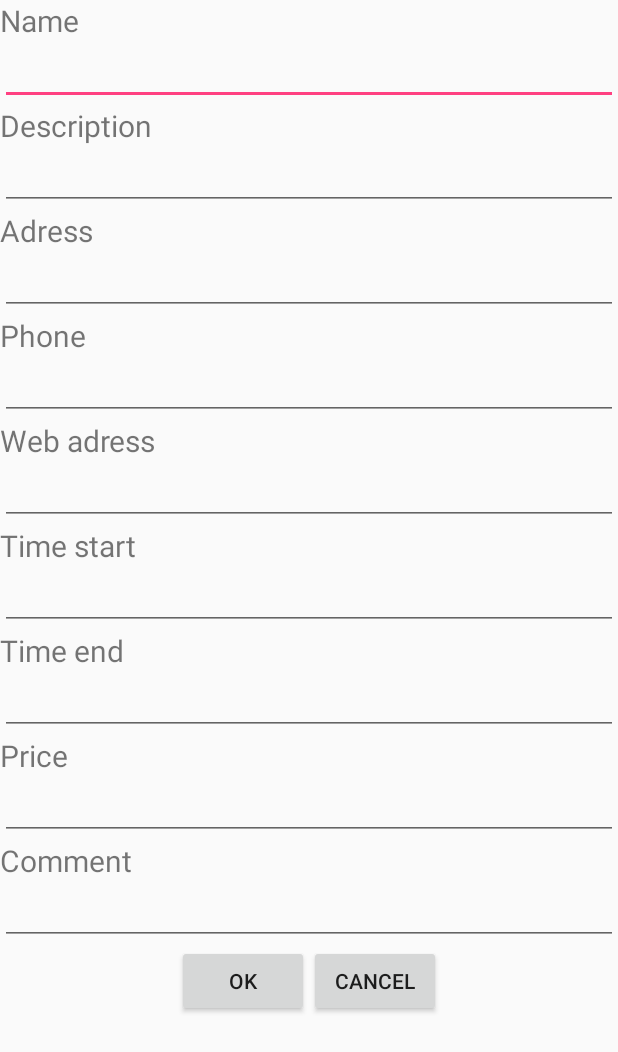
After one commit to DanijelaKaraklic/TuristickiVodic, an Android app: the layout dialog_layout.xml on its own in the app's theme, with its tools: preview values and no code run, on a phone screen of 412 x 824 dp. The commit adds this screen. Shown: the top 1052 px of the screen. Run offline under Robolectric (Android 15) with nearby library versions, the phone set to English and light mode, and no system bars.

Commit message:
Dodato dugme za dodavanje atrakcija u Home activiti Toolbaru

```diff
--- a/app/src/main/java/rs/aleph/android/example21/activities/Home.java
+++ b/app/src/main/java/rs/aleph/android/example21/activities/Home.java
@@ -195,41 +195,48 @@ public class Home extends AppCompatActivity
         int id = item.getItemId();
 
         //noinspection SimplifiableIfStatement
-   /*     if (id == R.id.action_settings) {
-            Intent intent = new Intent(Home.this,SettingsActivity.class);
-            startActivity(intent);
-        }else if (id == R.id.action_add){
+        if (id == R.id.action_add){
             final Dialog dialog = new Dialog(Home.this);
 
             dialog.setContentView(R.layout.dialog_layout);
 
-            dialog.setTitle("Insert an actor");
+            dialog.setTitle("Insert an attraction");
 
             Button ok = (Button) dialog.findViewById(R.id.ok);
             ok.setOnClickListener(new View.OnClickListener(){
                 @Override
                 public void onClick(View v) {
 
+
                     final EditText editName = (EditText) dialog.findViewById(R.id.re_name);
                     final EditText editDescription = (EditText) dialog.findViewById(R.id.re_description);
-                    final EditText editImage = (EditText) dialog.findViewById(R.id.re_image);
+                    //final EditText editImage = (EditText) dialog.findViewById(R.id.re_image);
                     final EditText editAdress = (EditText) dialog.findViewById(R.id.re_adress);
+                    final EditText editWeb = (EditText) dialog.findViewById(R.id.re_web);
                     final EditText editTel = (EditText) dialog.findViewById(R.id.re_telephone);
-                    final EditText editQuad = (EditText) dialog.findViewById(R.id.re_quad);
-                    final EditText editRoom = (EditText) dialog.findViewById(R.id.re_room);
+                    final EditText editTimes = (EditText) dialog.findViewById(R.id.re_times);
+                    final EditText editTimee = (EditText) dialog.findViewById(R.id.re_timee);
                     final EditText editPrice = (EditText) dialog.findViewById(R.id.re_price);
-                    RealEstate realEstate = new RealEstate();
-                    realEstate.setmName(editName.getText().toString());
-                    realEstate.setmDescription(editDescription.getText().toString());
-                    realEstate.setmImage(editImage.getText().toString());
-                    realEstate.setmAdress(editAdress.getText().toString());
-                    realEstate.setmTel(Integer.parseInt(editTel.getText().toString()));
-                    realEstate.setmQuadrature(Double.parseDouble(editQuad.getText().toString()));
-                    realEstate.setmRoom(Integer.parseInt(editRoom.getText().toString()));
-                    realEstate.setmPrice(Double.parseDouble(editPrice.getText().toString()));
+                    final EditText editComm = (EditText) dialog.findViewById(R.id.re_comme);
+
+                    TuristickaAtrakcija atrakcija = new TuristickaAtrakcija();
+
+                    atrakcija.setmName(editName.getText().toString());
+                    atrakcija.setmDescription(editDescription.getText().toString());
+                    //realEstate.setmImage(editImage.getText().toString());
+                    atrakcija.setmAdress(editAdress.getText().toString());
+                    atrakcija.setmTel(Integer.parseInt(editTel.getText().toString()));
+                    atrakcija.setmWebAdress(editWeb.getText().toString());
+
+                    atrakcija.setmStart(Integer.parseInt(editTimes.getText().toString()));
+                    atrakcija.setmEnd(Integer.parseInt(editTimee.getText().toString()));
+
+                    atrakcija.setmPrice(Double.parseDouble(editPrice.getText().toString()));
+
+                    atrakcija.setmComment(editComm.getText().toString());
 
                     try {
-                        getDatabaseHelper().getRealEstateDao().create(realEstate);
+                        getDatabaseHelper().getRealEstateDao().create(atrakcija);
                         refresh();
                     } catch (SQLException e) {
                         e.printStackTrace();
@@ -253,7 +260,6 @@ public class Home extends AppCompatActivity
 
             dialog.show();
         }
-*/
         return super.onOptionsItemSelected(item);
     }
 
--- /dev/null
+++ b/app/src/main/res/layout/dialog_layout.xml
@@ -0,0 +1,162 @@
+<?xml version="1.0" encoding="utf-8"?>
+<LinearLayout xmlns:android="http://schemas.android.com/apk/res/android"
+    android:orientation="vertical"
+    android:layout_width="match_parent"
+    android:layout_height="match_parent"
+    android:minWidth="300dp"
+    android:minHeight="200dp">
+
+
+
+    <TextView
+        android:layout_width="match_parent"
+        android:layout_height="wrap_content"
+        android:text="Name"
+        android:textSize="20sp"/>
+    <EditText
+        android:id="@+id/re_name"
+        android:layout_width="match_parent"
+        android:layout_height="wrap_content"
+        android:textSize="16sp"/>
+
+
+
+    <TextView
+        android:layout_width="match_parent"
+        android:layout_height="wrap_content"
+        android:text="Description"
+        android:textSize="20sp"/>
+    <EditText
+        android:id="@+id/re_description"
+        android:layout_width="match_parent"
+        android:layout_height="wrap_content"
+        android:textSize="16sp"/>
+
+
+   <!-- <TextView
+        android:layout_width="match_parent"
+        android:layout_height="wrap_content"
+        android:text="Image"
+        android:textSize="20sp"/>
+    <EditText
+        android:id="@+id/re_image"
+        android:layout_width="match_parent"
+        android:layout_height="wrap_content"
+        android:textSize="16sp"/>-->
+
+
+
+    <TextView
+        android:layout_width="match_parent"
+        android:layout_height="wrap_content"
+        android:text="Adress"
+        android:textSize="20sp"/>
+    <EditText
+        android:id="@+id/re_adress"
+        android:layout_width="match_parent"
+        android:layout_height="wrap_content"
+        android:textSize="16sp"/>
+
+
+
+    <TextView
+        android:layout_width="match_parent"
+        android:layout_height="wrap_content"
+        android:text="Phone"
+        android:textSize="20sp"/>
+    <EditText
+        android:id="@+id/re_telephone"
+        android:layout_width="match_parent"
+        android:layout_height="wrap_content"
+        android:textSize="16sp"/>
+
+
+    <TextView
+        android:layout_width="match_parent"
+        android:layout_height="wrap_content"
+        android:text="Web adress"
+        android:textSize="20sp"/>
+    <EditText
+        android:id="@+id/re_web"
+        android:layout_width="match_parent"
+        android:layout_height="wrap_content"
+        android:textSize="16sp"/>
+
+
+
+
+    <TextView
+        android:layout_width="match_parent"
+        android:layout_height="wrap_content"
+        android:text="Time start"
+        android:textSize="20sp"/>
+    <EditText
+        android:id="@+id/re_times"
+        android:layout_width="match_parent"
+        android:layout_height="wrap_content"
+        android:textSize="16sp"/>
+
+    <TextView
+        android:layout_width="match_parent"
+        android:layout_height="wrap_content"
+        android:text="Time end"
+        android:textSize="20sp"/>
+    <EditText
+        android:id="@+id/re_timee"
+        android:layout_width="match_parent"
+        android:layout_height="wrap_content"
+        android:textSize="16sp"/>
+
+    <TextView
+        android:layout_width="match_parent"
+        android:layout_height="wrap_content"
+        android:text="Price"
+        android:textSize="20sp"/>
+    <EditText
+        android:id="@+id/re_price"
+        android:layout_width="match_parent"
+        android:layout_height="wrap_content"
+        android:textSize="16sp"/>
+
+    <TextView
+        android:layout_width="match_parent"
+        android:layout_height="wrap_content"
+        android:text="Comment"
+        android:textSize="20sp"/>
+    <EditText
+        android:id="@+id/re_comme"
+        android:layout_width="match_parent"
+        android:layout_height="wrap_content"
+        android:textSize="16sp"/>
+
+
+
+
+
+    <LinearLayout
+        android:layout_width="match_parent"
+        android:layout_height="wrap_content"
+        android:gravity="center_horizontal">
+
+        <Button
+            android:id="@+id/ok"
+            android:layout_width="wrap_content"
+            android:layout_height="wrap_content"
+            android:text="OK"/>
+
+        <Button
+            android:id="@+id/cancel"
+            android:layout_width="wrap_content"
+            android:layout_height="wrap_content"
+            android:text="CANCEL"/>
+
+
+
+
+    </LinearLayout>
+
+
+
+
+
+</LinearLayout>
--- a/app/src/main/res/menu/home.xml
+++ b/app/src/main/res/menu/home.xml
@@ -1,15 +1,11 @@
 <?xml version="1.0" encoding="utf-8"?>
 <menu xmlns:android="http://schemas.android.com/apk/res/android"
     xmlns:app="http://schemas.android.com/apk/res-auto">
-    <item
-        android:id="@+id/action_settings"
-        android:orderInCategory="100"
-        android:title="Settings"
-        app:showAsAction="never" />
+
 
     <item
         android:id="@+id/action_add"
-
+        android:icon="@drawable/ic_action_add"
         android:title="Add"
         app:showAsAction="always" />
 </menu>
```
